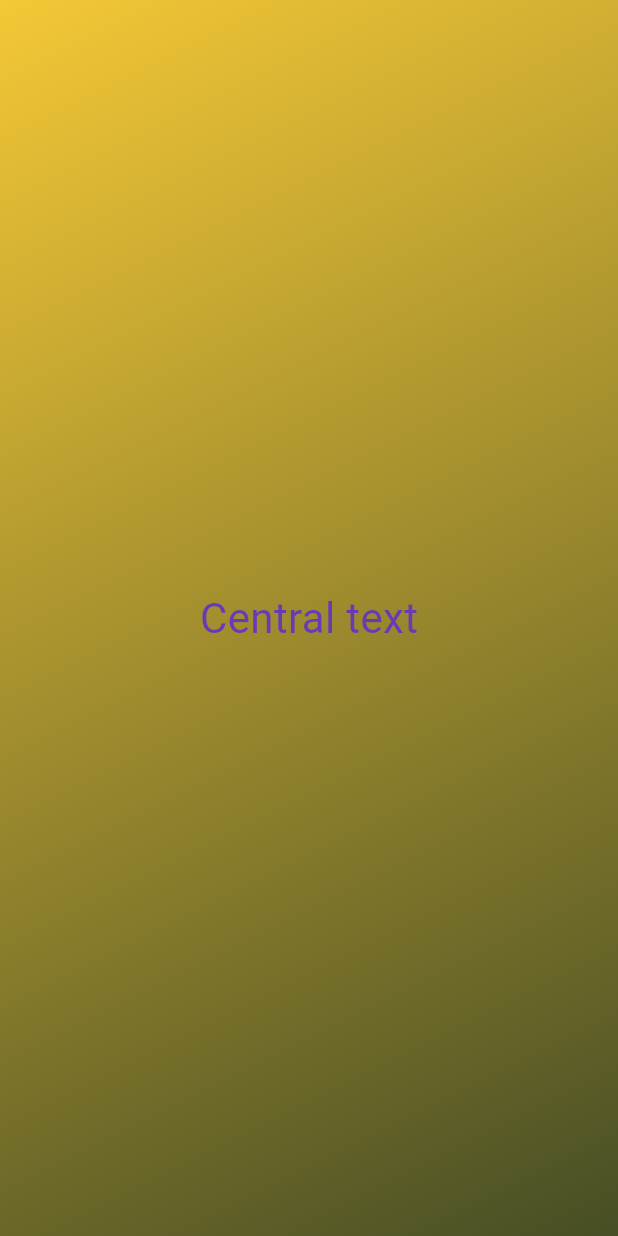
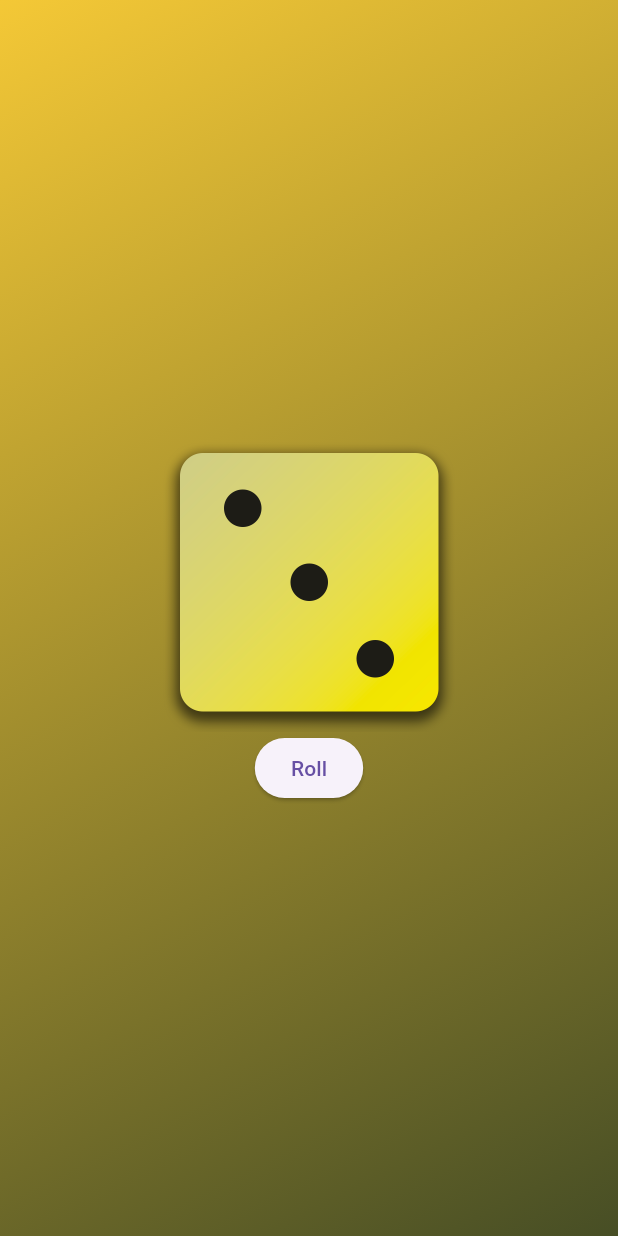
Before and after one commit to nevepura/dice_roll, a Flutter app: the screen it shows after launch, on a phone screen of 412 x 824 dp. Run offline on Flutter 3.47's test engine with Material 3 defaults, Android fonts, the phone set to English and light mode, and no system bars.

Commit message:
Added assets, die and button

```diff
--- a/lib/gradient_container.dart
+++ b/lib/gradient_container.dart
@@ -12,6 +12,8 @@ class GradientContainer extends StatelessWidget {
   final Color startColor;
   final Color endColor;
 
+  void rollDice() {}
+
   @override
   Widget build(BuildContext context) {
     return Container(
@@ -25,10 +27,19 @@ class GradientContainer extends StatelessWidget {
           ],
         ),
       ),
-      child: const Center(
-        child: StyledText(
-          "Central text",
-          textColor: Colors.deepPurple,
+      child: Center(
+        child: Column(
+          mainAxisSize: MainAxisSize.min,
+          children: [
+            Image.asset(
+              "assets/images/dice-3.png",
+              width: 200,
+            ),
+            ElevatedButton(
+              onPressed: rollDice,
+              child: const Text("Roll"),
+            ),
+          ],
         ),
       ),
     );
```
Also changed, not shown: pubspec.yaml (+7 -3 lines), assets/images/dice-1.png (added), assets/images/dice-2.png (added), assets/images/dice-3.png (added), assets/images/dice-4.png (added), assets/images/dice-5.png (added), assets/images/dice-6.png (added), 1 other file.
